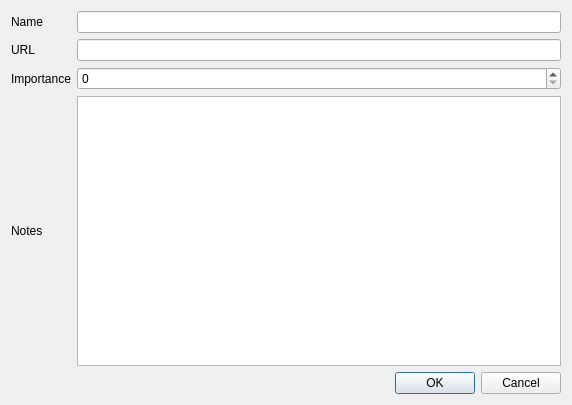
Old version of the form mediaedit.ui in the repository kellyjf/larousse.
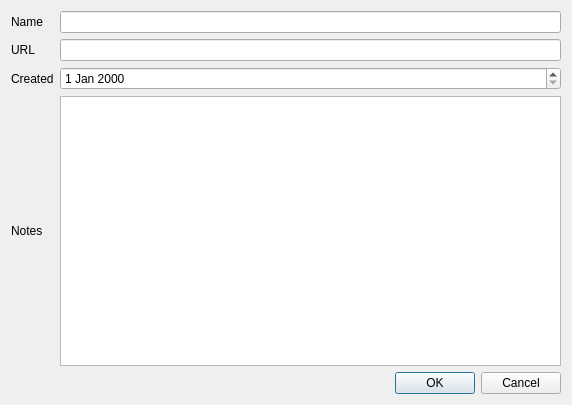
New version of the form.

Patch:
```diff
--- a/mediaedit.ui
+++ b/mediaedit.ui
@@ -13,7 +13,9 @@
   <property name="windowTitle">
    <string>Media Editor</string>
   </property>
-  <layout class="QVBoxLayout" name="verticalLayout">
+  <layout class="QVBoxLayout" name="verticalLayout_2">
+   <item>
+    <layout class="QHBoxLayout" name="horizontalLayout">
    <item>
     <layout class="QGridLayout" name="gridLayout">
      <item row="0" column="0">
@@ -39,13 +41,10 @@
      <item row="2" column="0">
       <widget class="QLabel" name="label_3">
        <property name="text">
-        <string>Importance</string>
+          <string>Created</string>
        </property>
       </widget>
      </item>
-     <item row="2" column="1">
-      <widget class="QSpinBox" name="importanceSpin"/>
-     </item>
      <item row="3" column="0">
       <widget class="QLabel" name="label_4">
        <property name="text">
@@ -55,6 +54,11 @@
      </item>
      <item row="3" column="1">
       <widget class="QTextEdit" name="notesText"/>
+       </item>
+       <item row="2" column="1">
+        <widget class="QDateEdit" name="createdDate"/>
+       </item>
+      </layout>
      </item>
     </layout>
    </item>
```
Lines whose indentation alone changed are shown as unchanged.
